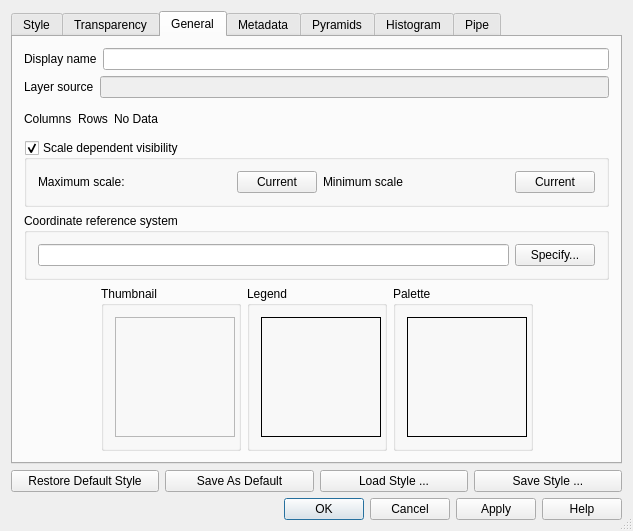
This is src/ui/qgsrasterlayerpropertiesbase.ui in qgis/QGIS as Qt 5 draws it before an edit. The edited form follows.
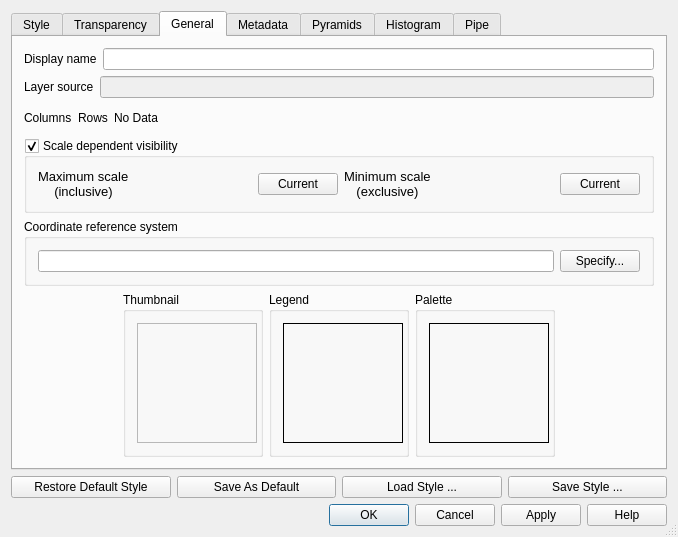
This is the edited form. The open tabs and pages were chosen to show the change. Icons and pictures are not drawn. Custom widgets are drawn as their Qt base class.

Commit message: more precise layer min/max scale description + icon

Patch:
```diff
--- a/src/ui/qgsrasterlayerpropertiesbase.ui
+++ b/src/ui/qgsrasterlayerpropertiesbase.ui
@@ -6,8 +6,8 @@
    <rect>
     <x>0</x>
     <y>0</y>
-    <width>623</width>
-    <height>531</height>
+    <width>678</width>
+    <height>537</height>
    </rect>
   </property>
   <property name="sizePolicy">
@@ -711,11 +711,16 @@
              <enum>Qt::LeftToRight</enum>
             </property>
             <property name="text">
-             <string>Maximum scale:</string>
+             <string>&lt;!DOCTYPE HTML PUBLIC &quot;-//W3C//DTD HTML 4.0//EN&quot; &quot;http://www.w3.org/TR/REC-html40/strict.dtd&quot;&gt;
+&lt;html&gt;&lt;head&gt;&lt;meta name=&quot;qrichtext&quot; content=&quot;1&quot; /&gt;&lt;style type=&quot;text/css&quot;&gt;
+p, li { white-space: pre-wrap; }
+&lt;/style&gt;&lt;/head&gt;&lt;body style=&quot; font-family:'DejaVu Sans'; font-size:10pt; font-weight:400; font-style:normal;&quot;&gt;
+&lt;p style=&quot; margin-top:0px; margin-bottom:0px; margin-left:0px; margin-right:0px; -qt-block-indent:0; text-indent:0px;&quot;&gt;Maximum scale&lt;/p&gt;
+&lt;p align=&quot;center&quot; style=&quot; margin-top:0px; margin-bottom:0px; margin-left:0px; margin-right:0px; -qt-block-indent:0; text-indent:0px;&quot;&gt;(inclusive)&lt;/p&gt;&lt;/body&gt;&lt;/html&gt;</string>
             </property>
            </widget>
           </item>
-          <item row="0" column="4">
+          <item row="0" column="6">
            <widget class="QgsScaleComboBox" name="cbMaximumScale" native="true">
             <property name="sizePolicy">
              <sizepolicy hsizetype="Expanding" vsizetype="Preferred">
@@ -734,7 +739,7 @@
             </property>
            </widget>
           </item>
-          <item row="0" column="1">
+          <item row="0" column="2">
            <widget class="QgsScaleComboBox" name="cbMinimumScale" native="true">
             <property name="sizePolicy">
              <sizepolicy hsizetype="Expanding" vsizetype="Preferred">
@@ -753,7 +758,7 @@
             </property>
            </widget>
           </item>
-          <item row="0" column="3">
+          <item row="0" column="4">
            <widget class="QLabel" name="textLabel1_2_2_2">
             <property name="toolTip">
              <string>Maximum scale denominator</string>
@@ -762,18 +767,23 @@
              <enum>Qt::LeftToRight</enum>
             </property>
             <property name="text">
-             <string>Minimum scale</string>
+             <string>&lt;!DOCTYPE HTML PUBLIC &quot;-//W3C//DTD HTML 4.0//EN&quot; &quot;http://www.w3.org/TR/REC-html40/strict.dtd&quot;&gt;
+&lt;html&gt;&lt;head&gt;&lt;meta name=&quot;qrichtext&quot; content=&quot;1&quot; /&gt;&lt;style type=&quot;text/css&quot;&gt;
+p, li { white-space: pre-wrap; }
+&lt;/style&gt;&lt;/head&gt;&lt;body style=&quot; font-family:'DejaVu Sans'; font-size:10pt; font-weight:400; font-style:normal;&quot;&gt;
+&lt;p style=&quot; margin-top:0px; margin-bottom:0px; margin-left:0px; margin-right:0px; -qt-block-indent:0; text-indent:0px;&quot;&gt;Minimum scale&lt;/p&gt;
+&lt;p align=&quot;center&quot; style=&quot; margin-top:0px; margin-bottom:0px; margin-left:0px; margin-right:0px; -qt-block-indent:0; text-indent:0px;&quot;&gt;(exclusive)&lt;/p&gt;&lt;/body&gt;&lt;/html&gt;</string>
             </property>
            </widget>
           </item>
-          <item row="0" column="2">
+          <item row="0" column="3">
            <widget class="QPushButton" name="mMinimumScaleSetCurrentPushButton">
             <property name="text">
              <string>Current</string>
             </property>
            </widget>
           </item>
-          <item row="0" column="5">
+          <item row="0" column="7">
            <widget class="QPushButton" name="mMaximumScaleSetCurrentPushButton">
             <property name="text">
              <string>Current</string>
```
Left out of the diff: 73 changed lines with no effect on the pictures. The commit also changes 3 other files.
